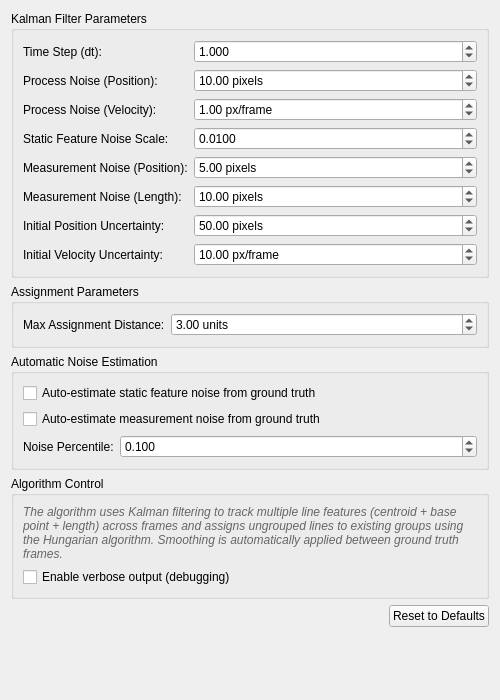
paulmthompson/WhiskerToolbox, file src/WhiskerToolbox/DataTransform_Widget/Lines/Line_Kalman_Grouping/LineKalmanGrouping_Widget.ui: the form before one commit.
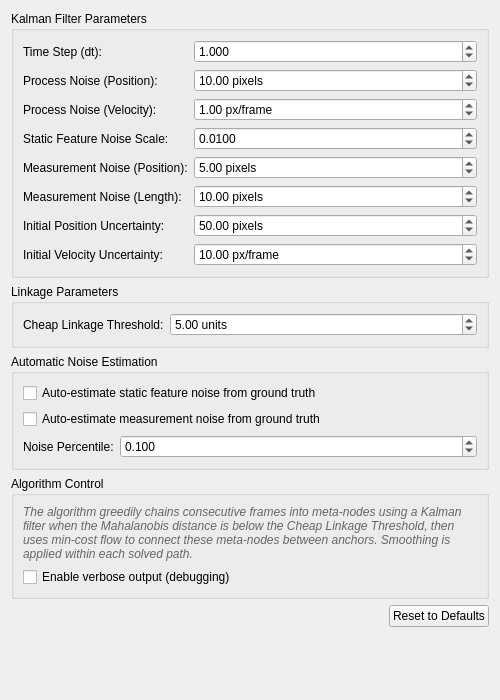
The form after the commit.

Commit message: update user interface for kalman grouping

What changed in the file:
```diff
--- a/src/WhiskerToolbox/DataTransform_Widget/Lines/Line_Kalman_Grouping/LineKalmanGrouping_Widget.ui
+++ b/src/WhiskerToolbox/DataTransform_Widget/Lines/Line_Kalman_Grouping/LineKalmanGrouping_Widget.ui
@@ -300,13 +300,13 @@
    <item>
     <widget class="QGroupBox" name="assignmentParametersGroupBox">
      <property name="title">
-      <string>Assignment Parameters</string>
+      <string>Linkage Parameters</string>
      </property>
      <layout class="QFormLayout" name="assignmentFormLayout">
       <item row="0" column="0">
        <widget class="QLabel" name="maxAssignmentDistanceLabel">
         <property name="text">
-         <string>Max Assignment Distance:</string>
+         <string>Cheap Linkage Threshold:</string>
         </property>
         <property name="toolTip">
          <string>Maximum Mahalanobis distance for assignment</string>
@@ -334,7 +334,7 @@
          <double>0.500000000000000</double>
         </property>
         <property name="value">
-         <double>3.000000000000000</double>
+         <double>5.000000000000000</double>
         </property>
        </widget>
       </item>
@@ -411,7 +411,7 @@
       <item>
        <widget class="QLabel" name="algorithmNoteLabel">
         <property name="text">
-         <string>The algorithm uses Kalman filtering to track multiple line features (centroid + base point + length) across frames and assigns ungrouped lines to existing groups using the Hungarian algorithm. Smoothing is automatically applied between ground truth frames.</string>
+         <string>The algorithm greedily chains consecutive frames into meta-nodes using a Kalman filter when the Mahalanobis distance is below the Cheap Linkage Threshold, then uses min-cost flow to connect these meta-nodes between anchors. Smoothing is applied within each solved path.</string>
         </property>
         <property name="styleSheet">
          <string>QLabel { color: #666; font-style: italic; }</string>
```
Left out of the diff: 8 changed lines with no effect on the pictures. The commit also changes 6 other files.
